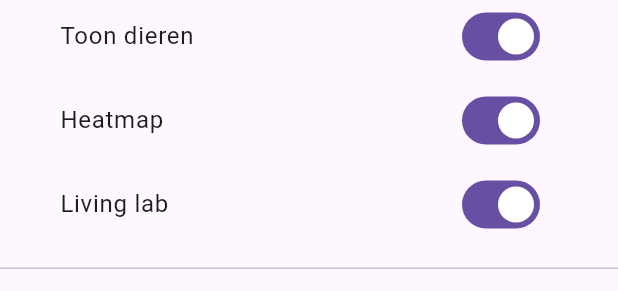
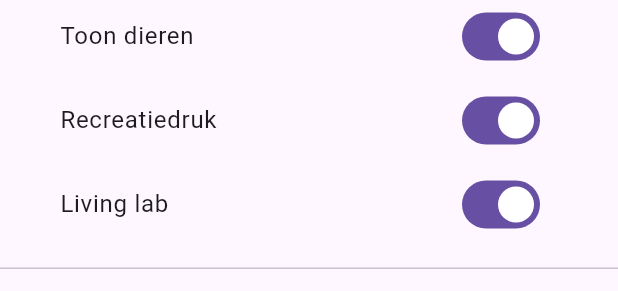
Before and after one commit to WildLife-NL/wildmanager, a Flutter app: the FilterContent widget shown alone on an empty page, opened directly with empty values, after a tap on "Detectie", on a phone screen of 412 x 824 dp. Shown: the part 859-1150 px from the top of the screen. Run offline on Flutter 3.47's test engine with Material 3 defaults, Android fonts, the phone set to English and light mode, and no system bars; our stand-ins replace flutter_dotenv, flutter_map, latlong2, package_info_plus, shared_preferences; missing offline and left inert: wildlifenl_animal_components, wildlifenl_assets, wildlifenl_detection_components, wildlifenl_interaction_components, wildlifenl_login_components, wildlifenl_map_logic_components and 1 more; accounts and stored records are empty.

Commit message:
Fix #28
naam aangepast van de heatmap naar recreatiedruk

```diff
--- a/wildmanager/lib/screens/map/filter_content.dart
+++ b/wildmanager/lib/screens/map/filter_content.dart
@@ -200,7 +200,7 @@ class _FilterContentState extends State<FilterContent> {
                 shape: RoundedRectangleBorder(borderRadius: BorderRadius.circular(12)),
               ),
               SwitchListTile(
-                title: const Text('Heatmap'),
+                title: const Text('Recreatiedruk'),
                 value: _draft.showHeatmap,
                 onChanged: (v) => setState(() => _draft = _draft.copyWith(showHeatmap: v)),
                 shape: RoundedRectangleBorder(borderRadius: BorderRadius.circular(12)),
--- a/wildmanager/lib/screens/map/interaction_filter_sheet.dart
+++ b/wildmanager/lib/screens/map/interaction_filter_sheet.dart
@@ -154,7 +154,7 @@ class _InteractionFilterSheetState extends State<InteractionFilterSheet> {
             },
           ),
           const SizedBox(height: 20),
-          Text('Heatmap', style: Theme.of(context).textTheme.titleMedium),
+          Text('Recreatiedruk', style: Theme.of(context).textTheme.titleMedium),
           const SizedBox(height: 8),
           TextFormField(
             controller: _roodVanafController,
--- a/wildmanager/lib/screens/map/map_legend.dart
+++ b/wildmanager/lib/screens/map/map_legend.dart
@@ -51,7 +51,7 @@ class MapLegend extends StatelessWidget {
                   ),
                 ),
                 const SizedBox(width: 8),
-                Text('Heatmap', style: _labelStyle(context)),
+                Text('Recreatiedruk', style: _labelStyle(context)),
               ],
             ),
             Row(
```
